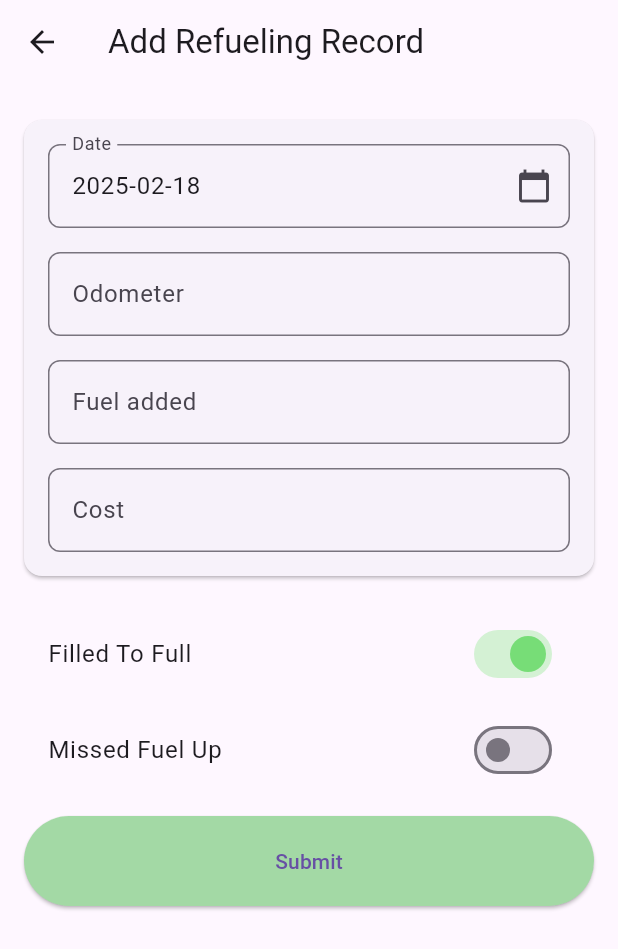
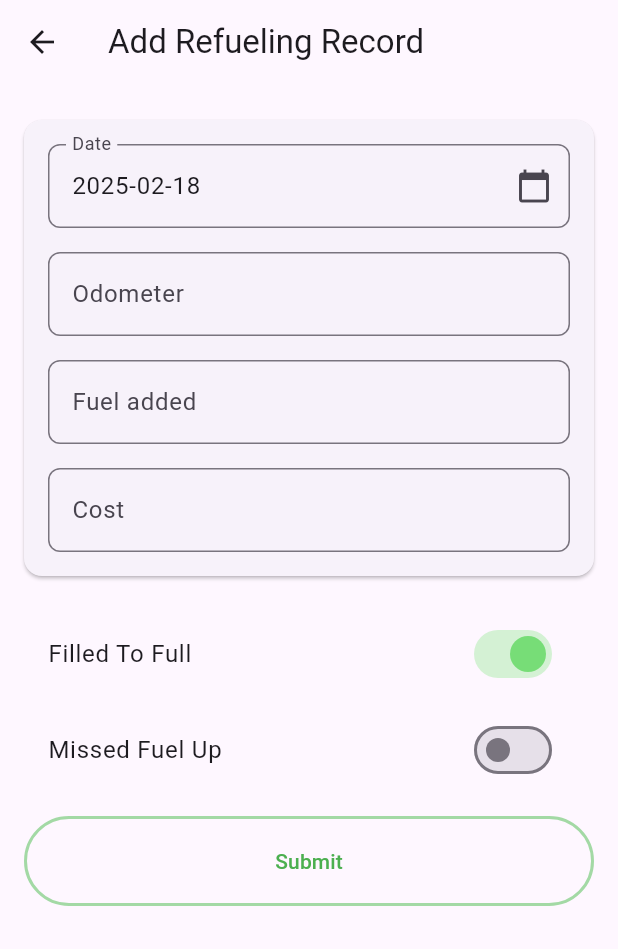
Before and after one commit to davidlesicnik/mobilelogger, a Flutter app: the AddGasRecordPage screen opened directly with empty values, on a phone screen of 412 x 824 dp. Shown: the top 949 px of the screen. Run offline on Flutter 3.47's test engine with Material 3 defaults, Android fonts, the phone set to English and light mode, and no system bars; our stand-ins replace sqflite; accounts and stored records are empty.

Commit message:
Updated submit button

```diff
--- a/lib/add_gas_record_page.dart
+++ b/lib/add_gas_record_page.dart
@@ -235,10 +235,16 @@ class AddGasRecordPageState extends State<AddGasRecordPage> {
                     ElevatedButton(
                       onPressed: _submitForm,
                       style: ElevatedButton.styleFrom(
-                        backgroundColor: Color(0xFFA3D9A5),
+                        backgroundColor: Colors.transparent,
+                        side: BorderSide(color: Color(0xFFA3D9A5), width: 2),
                         padding: EdgeInsets.symmetric(horizontal: 50, vertical: 20),
+                        elevation: 0,
+                        shadowColor: Colors.transparent,
                       ),
-                      child: Text('Submit'),
+                      child: Text(
+                        'Submit',
+                        style: TextStyle(color: Colors.green),
+                      ),
                     ),
                   ],
                 ),
```
